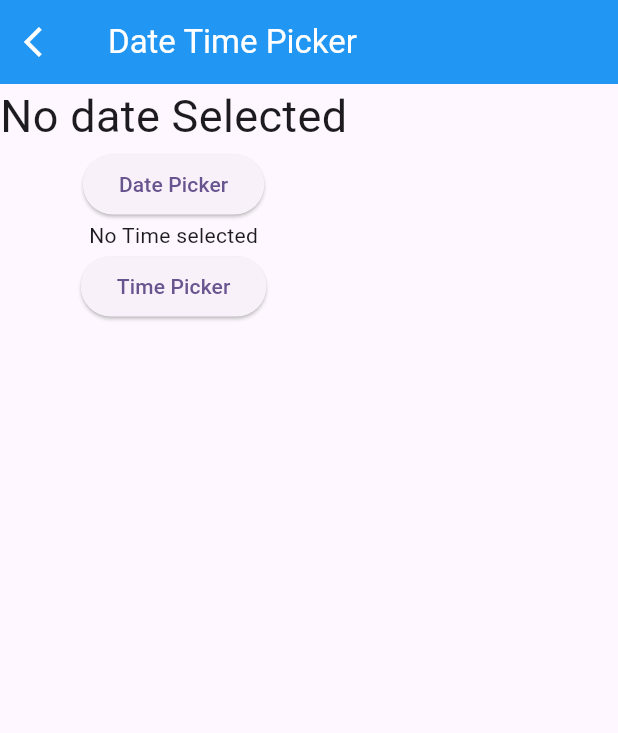
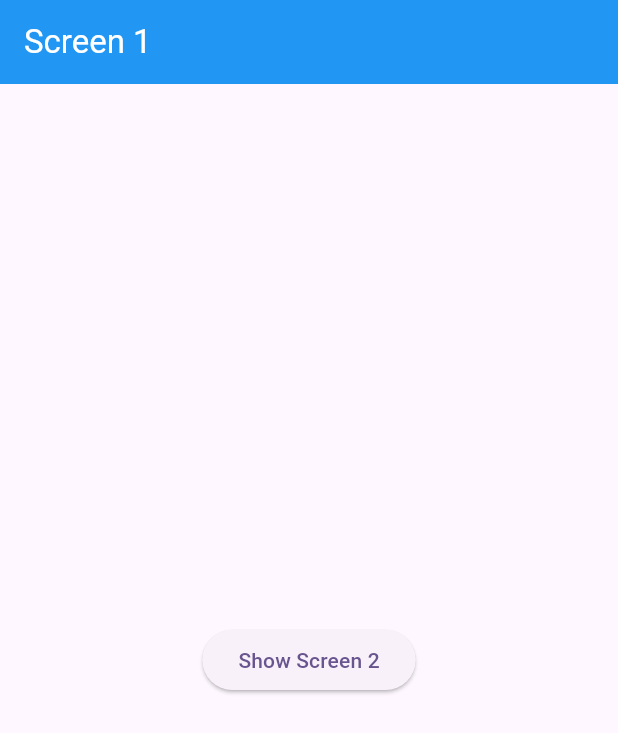
Before and after one commit to AbRehman536/Flutter_sec_10, a Flutter app: the screen it shows after launch, on a phone screen of 412 x 824 dp. Shown: the top 733 px of the screen. Run offline on Flutter 3.47's test engine with Material 3 defaults, Android fonts, the phone set to English and light mode, and no system bars; our stand-ins replace curved_navigation_bar, google_maps_flutter, smooth_page_indicator.

Commit message:
Providers & Parameters  done

```diff
--- a/lib/main.dart
+++ b/lib/main.dart
@@ -13,17 +13,24 @@ import 'package:flutter_sec_10/multiple_selection.dart';
 import 'package:flutter_sec_10/nested_row_column.dart';
 import 'package:flutter_sec_10/network_image.dart';
 import 'package:flutter_sec_10/pageview_demo.dart';
+import 'package:flutter_sec_10/passing_parameters/screen_a.dart';
 import 'package:flutter_sec_10/popup_menu.dart';
+import 'package:flutter_sec_10/providers/screen_1.dart';
+import 'package:flutter_sec_10/providers/user_provider.dart';
 import 'package:flutter_sec_10/row_column.dart';
 import 'package:flutter_sec_10/single_selection.dart';
 import 'package:flutter_sec_10/tab_bar_demo.dart';
+import 'package:provider/provider.dart';
 
 import 'appbar_demo.dart';
 import 'date_time_picker.dart';
 import 'drawer_menu.dart';
 
 void main() {
-  runApp(const MyApp());
+  runApp(MultiProvider(providers: [
+    ChangeNotifierProvider(create: (context)=> UserProvider()),
+  ],
+  child: const MyApp()));
 }
 
 class MyApp extends StatelessWidget {
@@ -53,7 +60,7 @@ class MyApp extends StatelessWidget {
         // tested with just a hot reload.
         colorScheme: ColorScheme.fromSeed(seedColor: Colors.deepPurple),
       ),
-      home: DateTimePickerDemo(),
+      home: Screen1(),
     );
   }
 }
--- /dev/null
+++ b/lib/providers/screen_1.dart
@@ -0,0 +1,25 @@
+import 'package:flutter/material.dart';
+import 'package:flutter_sec_10/providers/screen_2.dart';
+import 'package:flutter_sec_10/providers/user_provider.dart';
+import 'package:provider/provider.dart';
+
+class Screen1 extends StatelessWidget {
+  const Screen1({super.key});
+
+  @override
+  Widget build(BuildContext context) {
+    var userProvider = Provider.of<UserProvider>(context);
+    return Scaffold(
+      appBar: AppBar(
+        title: Text("Screen 1"),
+        backgroundColor: Colors.blue,
+        foregroundColor: Colors.white,
+      ),
+      body: Center(child: ElevatedButton(onPressed: (){
+        userProvider.setName("Abdullah");
+        userProvider.setEmail("abdullah@gamil.com");
+        Navigator.push(context, MaterialPageRoute(builder: (context)=>Screen2()));
+      }, child: Text("Show Screen 2")),),
+    );
+  }
+}
--- /dev/null
+++ b/lib/providers/user_provider.dart
@@ -0,0 +1,19 @@
+import 'package:flutter/cupertino.dart';
+
+class UserProvider extends ChangeNotifier{
+  String _name = " ";
+  String _email = "  ";
+
+  void setName(String value){
+    _name = value;
+    notifyListeners();
+  }
+
+  void setEmail(String value){
+    _email = value;
+    notifyListeners();
+  }
+
+  String getName() => _name;
+  String getEmail() => _email;
+}
--- a/pubspec.yaml
+++ b/pubspec.yaml
@@ -39,6 +39,7 @@ dependencies:
   flutter_staggered_grid_view: ^0.7.0
   intl: ^0.20.2
   google_maps_flutter: ^2.14.0
+  provider: ^6.1.5+1
 
 dev_dependencies:
   flutter_test:
```
Also changed, not shown: lib/passing_parameters/screen_a.dart (added, +24 -0 lines), lib/passing_parameters/screen_b.dart (added, +26 -0 lines), lib/providers/screen_2.dart (added, +24 -0 lines), pubspec.lock.
